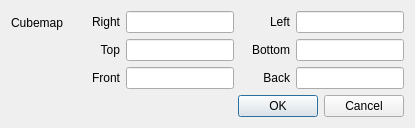
The window that interface/RenderSystemSettings.ui (Razakhel/RaZor) describes before a commit, drawn with Qt 5.
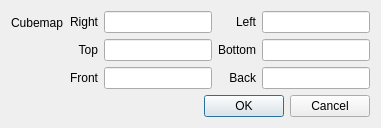
The same window after the commit. Custom widgets are drawn as their Qt base class.

```diff
--- a/interface/RenderSystemSettings.ui
+++ b/interface/RenderSystemSettings.ui
@@ -5,14 +5,6 @@
   <property name="windowModality">
    <enum>Qt::ApplicationModal</enum>
   </property>
-  <property name="geometry">
-   <rect>
-    <x>0</x>
-    <y>0</y>
-    <width>415</width>
-    <height>127</height>
-   </rect>
-  </property>
   <property name="windowTitle">
    <string>Render system settings</string>
   </property>
```
Left out of the diff: 2 changed lines with no effect on the pictures.
